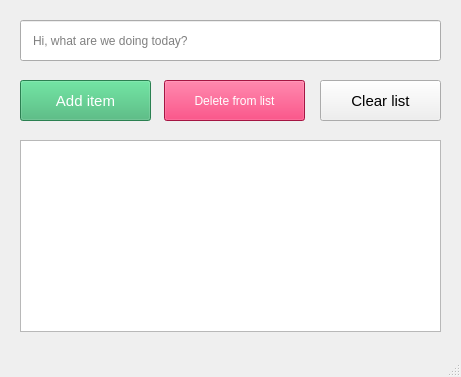
Qt form todo.ui (muritz11/todolist) before a commit.
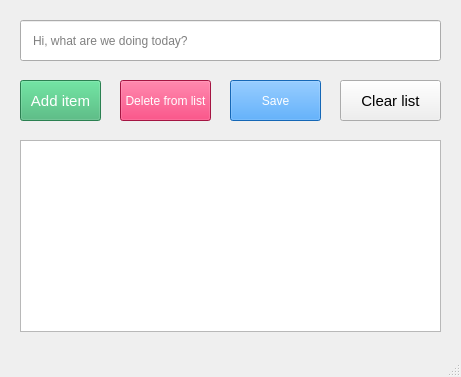
The same form after that commit.

Commit message: user can now save todos

What changed in the file:
```diff
--- a/todo.ui
+++ b/todo.ui
@@ -19,7 +19,7 @@
      <rect>
       <x>20</x>
       <y>80</y>
-      <width>131</width>
+      <width>81</width>
       <height>41</height>
      </rect>
     </property>
@@ -42,9 +42,9 @@
    <widget class="QPushButton" name="clear_btn">
     <property name="geometry">
      <rect>
-      <x>320</x>
+      <x>340</x>
       <y>80</y>
-      <width>121</width>
+      <width>101</width>
       <height>41</height>
      </rect>
     </property>
@@ -63,9 +63,9 @@
    <widget class="QPushButton" name="del_btn">
     <property name="geometry">
      <rect>
-      <x>164</x>
+      <x>120</x>
       <y>80</y>
-      <width>141</width>
+      <width>91</width>
       <height>41</height>
      </rect>
     </property>
@@ -104,6 +104,24 @@
      </rect>
     </property>
    </widget>
+   <widget class="QPushButton" name="save_btn">
+    <property name="geometry">
+     <rect>
+      <x>230</x>
+      <y>80</y>
+      <width>91</width>
+      <height>41</height>
+     </rect>
+    </property>
+    <property name="styleSheet">
+     <string notr="true">background-color: dodgerblue;
+color: white;
+</string>
+    </property>
+    <property name="text">
+     <string>Save</string>
+    </property>
+   </widget>
   </widget>
   <widget class="QMenuBar" name="menubar">
    <property name="geometry">
```
The commit also changes 4 other files.
